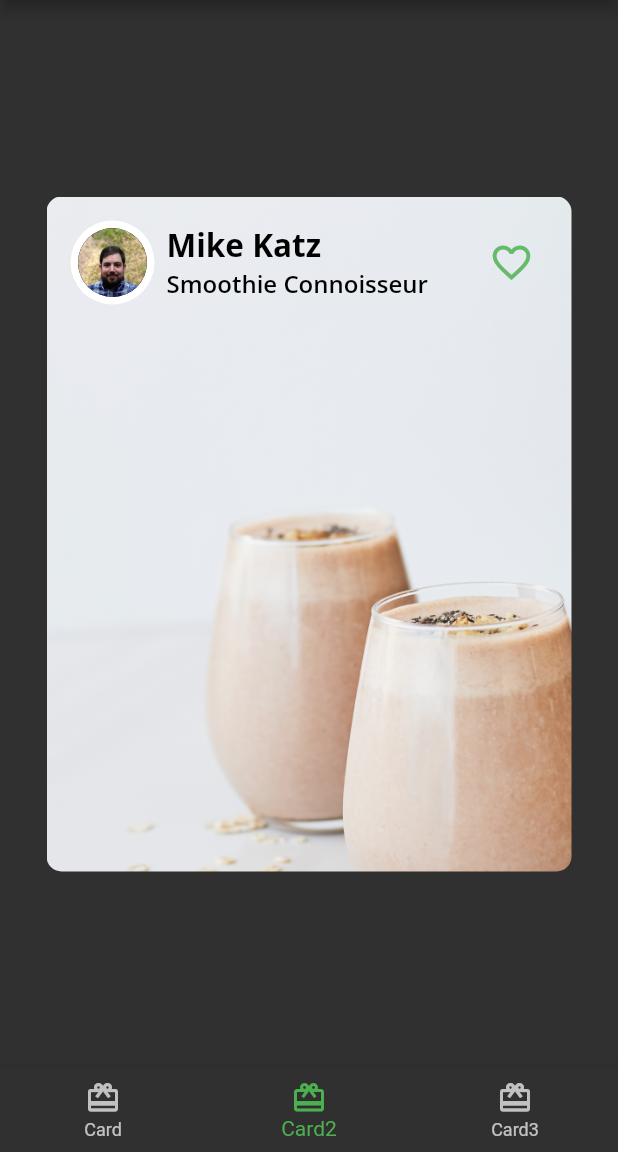
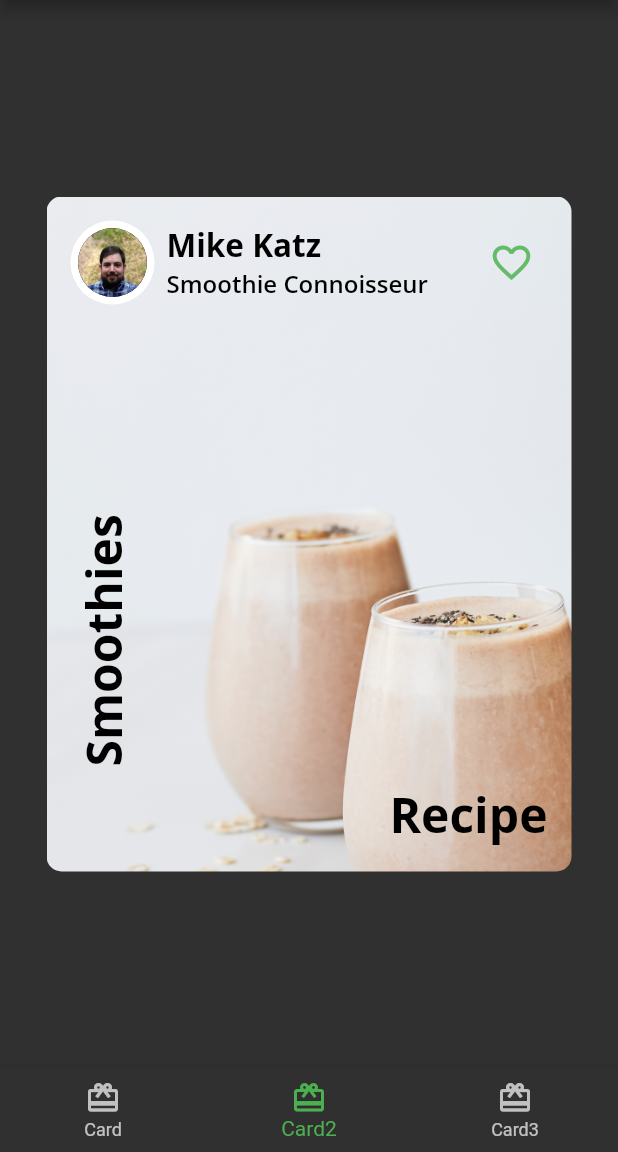
Before and after one commit to thezxdev/flutter_basic_widgets, a Flutter app: the screen it shows after launch, item 2 of the bottom bar chosen, on a phone screen of 412 x 824 dp, the part 84-1236 px from its top. Run offline on Flutter 3.47's test engine with Material 2 defaults, Android fonts, the phone set to English and light mode, and no system bars; our stand-ins replace google_fonts.

Commit message:
Texto alineado card2

```diff
--- a/lib/card2.dart
+++ b/lib/card2.dart
@@ -22,13 +22,37 @@ class Card2 extends StatelessWidget {
           borderRadius: BorderRadius.all(Radius.circular(10))
         ),
         child: Column(
-          children: const [
-            AuthorCard(
+          children: [
+            const AuthorCard(
               authorName: 'Mike Katz',
               title: 'Smoothie Connoisseur',
               imageProvider: AssetImage('assets/author_katz.jpeg'),
+            ),
+            Expanded(
+              child: Stack(
+                children: [
+                  Positioned(
+                    bottom: 16,
+                    right: 16,
+                    child: Text(
+                      'Recipe',
+                      style: FooderlichTheme.lightTextTheme.headline1,
+                    )
+                  ),
+                  Positioned(
+                    bottom: 70,
+                    left: 16,
+                    child: RotatedBox(
+                      quarterTurns: 3,
+                      child: Text(
+                        'Smoothies',
+                        style: FooderlichTheme.lightTextTheme.headline1,
+                      ),
+                    )
+                  )
+                ],
+              )
             )
-            // TODO: Add positioned text
           ],
         ),
       ),
```
